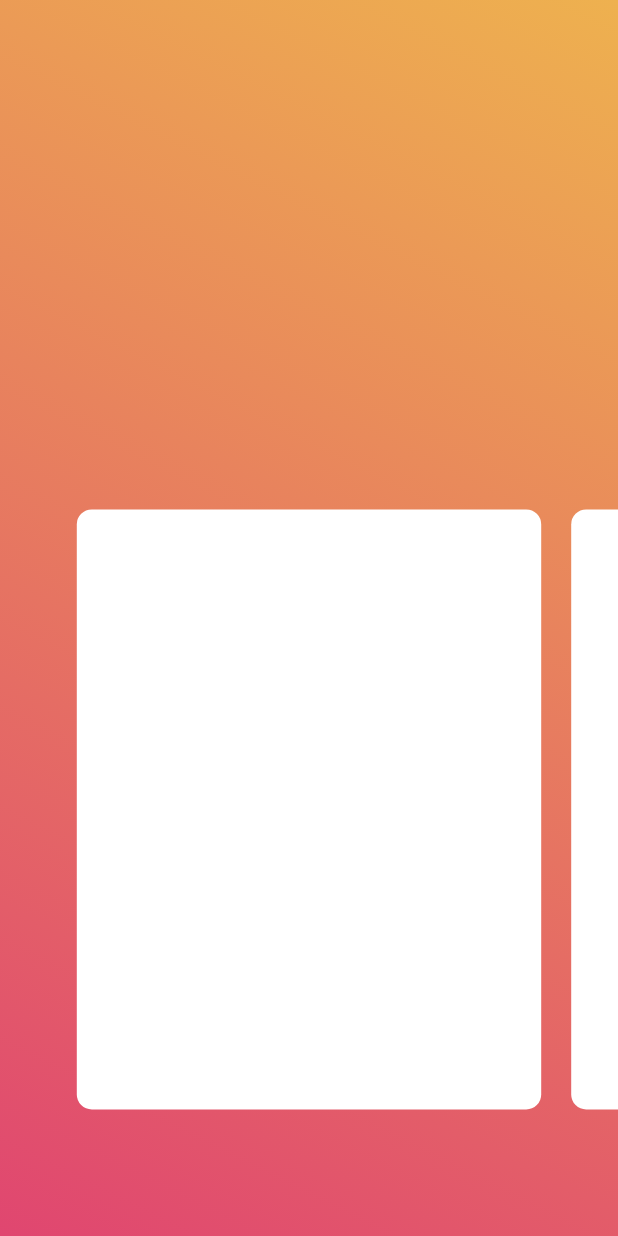
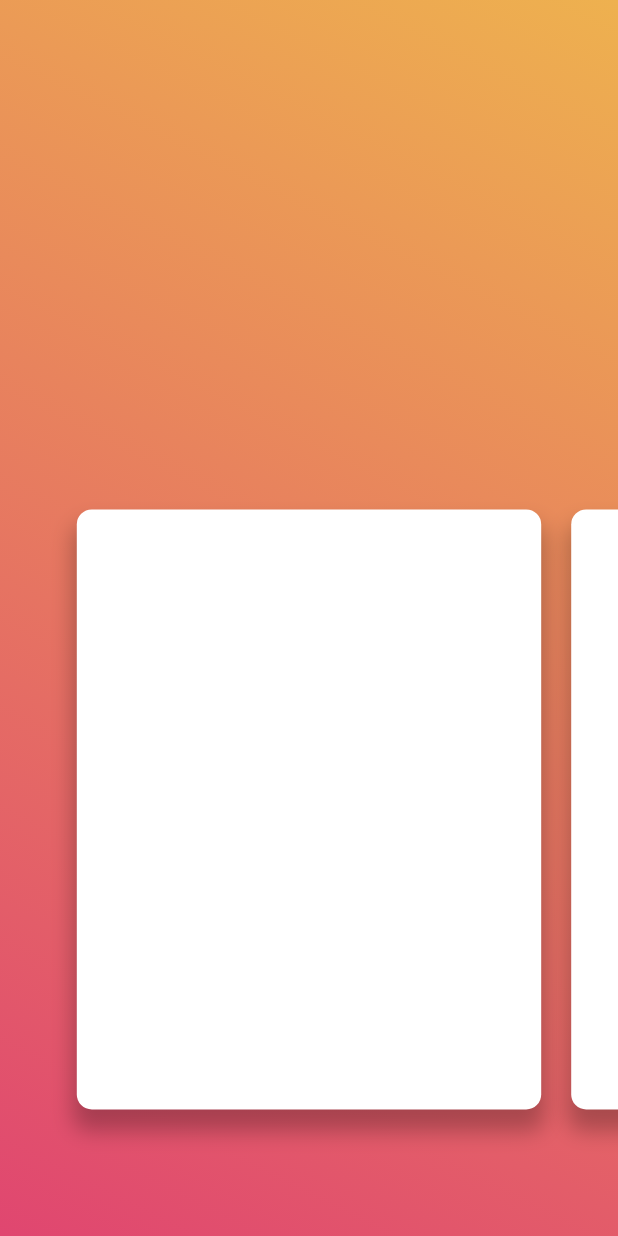
Before and after one commit to sartorinahuel/todo_ui, a Flutter app: the screen it shows after launch, on a phone screen of 412 x 824 dp. Run offline on Flutter 3.47's test engine with Material 2 defaults, Android fonts, the phone set to English and light mode, and no system bars.

Commit message:
curve anim - shadows - refactor

```diff
--- a/lib/main.dart
+++ b/lib/main.dart
@@ -1,5 +1,5 @@
 import 'package:flutter/material.dart';
-import 'package:todo_ui/ui/pages/home.dart';
+import 'package:todo_ui/ui/pages/home/home.dart';
 
 void main() {
   WidgetsFlutterBinding.ensureInitialized();
--- a/lib/ui/pages/home.dart
+++ /dev/null
@@ -1,238 +0,0 @@
-import 'package:flutter/material.dart';
-import 'package:todo_ui/domain/models/projects.dart';
-import 'package:todo_ui/domain/repositories/projects_repository.dart';
-
-import 'package:todo_ui/ui/widgets/custom_gradient_bacground.dart';
-
-class HomePage extends StatefulWidget {
-  const HomePage({Key? key}) : super(key: key);
-
-  @override
-  State<HomePage> createState() => _HomePageState();
-}
-
-class _HomePageState extends State<HomePage> with SingleTickerProviderStateMixin {
-  late AnimationController _homeAnimationController;
-  late CustomBackgroundController _backgroundController;
-
-  @override
-  void initState() {
-    _backgroundController = CustomBackgroundController();
-    _homeAnimationController = AnimationController(
-      duration: const Duration(milliseconds: 300),
-      vsync: this,
-    );
-    super.initState();
-  }
-
-  @override
-  Widget build(BuildContext context) {
-    final Size size = MediaQuery.of(context).size;
-    return Scaffold(
-      body: AnimatedBuilder(
-        animation: _homeAnimationController,
-        builder: (context, snapshot) {
-          final height = 420 + (size.height - 420) * _homeAnimationController.value;
-          return Stack(
-            children: [
-              CustomGradientBackground(
-                controller: _backgroundController,
-                colors: const [
-                  [Color(0xFFE04670), Color(0xFFEEB14F)],
-                  [Color(0xFF4A55DE), Color(0xFF60ADE6)],
-                  [Color(0xFF2B4723), Color(0xFF20DB5A)],
-                  [Color(0xFF3D3D3D), Color(0xFFB1B1B1)],
-                ],
-              ),
-              SizedBox(
-                height: size.height,
-                width: size.width,
-                child: Column(
-                  children: [
-                    // const SizedBox(height: 400),
-                  ],
-                ),
-              ),
-              Positioned(
-                // bottom: 50 * (1 - _homeAnimationController.value),
-                child: SizedBox(
-                  height: size.height,
-                  width: size.width,
-                  child: StreamBuilder<List<Project>>(
-                      stream: projectsRepo.projectsStream,
-                      builder: (context, snapshot) {
-                        if (snapshot.hasData) {
-                          final projects = snapshot.data;
-                          return PageView(
-                              scrollDirection: Axis.horizontal,
-                              controller: PageController(viewportFraction: 0.8 + (0.2 * _homeAnimationController.value)),
-                              onPageChanged: (index) => _backgroundController.changeIndex(index),
-                              physics: const BouncingScrollPhysics(),
-                              children: [
-                                ProjectCard(
-                                  pageIndex: 0,
-                                  homeAnimationController: _homeAnimationController,
-                                ),
-                                ProjectCard(
-                                  pageIndex: 1,
-                                  homeAnimationController: _homeAnimationController,
-                                ),
-                                ProjectCard(
-                                  pageIndex: 2,
-                                  homeAnimationController: _homeAnimationController,
-                                ),
-                                ProjectCard(
-                                  pageIndex: 3,
-                                  homeAnimationController: _homeAnimationController,
-                                ),
-                              ]);
-                        } else {
-                          projectsRepo.initialize();
-                          return const Center(child: CircularProgressIndicator());
-                        }
-                      }),
-                ),
-              ),
-            ],
-          );
-        },
-      ),
-    );
-  }
-}
-
-class ProjectCard extends StatefulWidget {
-  final AnimationController homeAnimationController;
-  final int pageIndex;
-
-  const ProjectCard({
-    Key? key,
-    required this.homeAnimationController,
-    required this.pageIndex,
-  }) : super(key: key);
-
-  @override
-  State<ProjectCard> createState() => _ProjectCardState();
-}
-
-class _ProjectCardState extends State<ProjectCard> with SingleTickerProviderStateMixin {
-  late AnimationController _cardAnimController;
-
-  @override
-  void initState() {
-    _cardAnimController = AnimationController(
-      duration: const Duration(milliseconds: 300),
-      vsync: this,
-    );
-    super.initState();
-  }
-
-  @override
-  Widget build(BuildContext context) {
-    final Size size = MediaQuery.of(context).size;
-    double margin = 10 * (1 - _cardAnimController.value);
-    return GestureDetector(
-      onVerticalDragStart: (details) {
-        if (widget.homeAnimationController.value == 0) {
-          widget.homeAnimationController.forward();
-          _cardAnimController.forward();
-        } else {
-          widget.homeAnimationController.reverse();
-          _cardAnimController.reverse();
-        }
-      },
-      onTap: () {
-        if (widget.homeAnimationController.value == 0) {
-          widget.homeAnimationController.forward();
-          _cardAnimController.forward();
-        }
-      },
-      child: Column(
-        children: [
-          SizedBox(
-            height: (size.height * 0.4) * (1 - _cardAnimController.value),
-          ),
-          Container(
-            width: size.width * 0.8 - (margin * 2) + (size.width * 0.2) * _cardAnimController.value,
-            height: 400 + (size.height - 400) * _cardAnimController.value,
-            margin: EdgeInsets.all(margin),
-            decoration: BoxDecoration(
-              color: Colors.white,
-              borderRadius: BorderRadius.circular(10),
-            ),
-          ),
-        ],
-      ),
-    );
-  }
-}
-
-class AnimatedCard extends AnimatedWidget {
-  final AnimationController homeAnimationController;
-  final int pageIndex;
-
-  const AnimatedCard({
-    Key? key,
-    required this.homeAnimationController,
-    required this.pageIndex,
-  }) : super(key: key, listenable: homeAnimationController);
-
-  Animation<double> get _progress => listenable as Animation<double>;
-
-  @override
-  Widget build(BuildContext context) {
-    return GestureDetector(
-      onVerticalDragStart: (details) {
-        if (homeAnimationController.value == 0) {
-          homeAnimationController.forward();
-        } else {
-          homeAnimationController.reverse();
-        }
-      },
-      onTap: () {
-        if (homeAnimationController.value == 0) {
-          homeAnimationController.forward();
-        }
-      },
-      child: Column(
-        children: [
-          SizedBox(
-            height: 100,
-          ),
-          Container(
-            height: 100,
-            width: 100,
-            margin: EdgeInsets.all(10),
-            decoration: BoxDecoration(
-              color: Colors.white,
-              borderRadius: BorderRadius.circular(10),
-            ),
-            child: const Text(''),
-          ),
-        ],
-      ),
-    );
-  }
-}
-
-// class _AnimatedCardState extends State<AnimatedCard> with SingleTickerProviderStateMixin {
-//   late Tween _tween;
-
-//   @override
-//   void initState() {
-//     super.initState();
-//     _tween = Tween<int>(begin: 0, end: 100);
-//   }
-
-//   @override
-//   Widget build(BuildContext context) {
-//     final Size size = MediaQuery.of(context).size;
-//     double height = 400 + (size.height - 400) * _tween.;
-//     double margin = 10 * (1 - cardAnimationController.value);
-//     double width = size.width * 0.8 - (margin * 2) + (size.width * 0.2) * cardAnimationController.value;
-
-//     print('$height - $width - $margin');
-//     print('${size.height} - ${size.width}');
-
-//   }
-// }
--- /dev/null
+++ b/lib/ui/pages/home/home.dart
@@ -0,0 +1,89 @@
+import 'package:flutter/material.dart';
+import 'package:todo_ui/domain/models/projects.dart';
+import 'package:todo_ui/domain/repositories/projects_repository.dart';
+
+import 'package:todo_ui/ui/widgets/custom_gradient_bacground.dart';
+
+import 'widgets/project_card.dart';
+
+class HomePage extends StatefulWidget {
+  const HomePage({Key? key}) : super(key: key);
+
+  @override
+  State<HomePage> createState() => _HomePageState();
+}
+
+class _HomePageState extends State<HomePage> with SingleTickerProviderStateMixin {
+  late AnimationController _homeAnimationController;
+  late CustomBackgroundController _backgroundController;
+
+  @override
+  void initState() {
+    _backgroundController = CustomBackgroundController();
+    _homeAnimationController = AnimationController(
+      duration: const Duration(milliseconds: 300),
+      vsync: this,
+    );
+    super.initState();
+  }
+
+  @override
+  Widget build(BuildContext context) {
+    final Size size = MediaQuery.of(context).size;
+    return Scaffold(
+      body: AnimatedBuilder(
+        animation: _homeAnimationController,
+        builder: (context, snapshot) {
+          return Stack(
+            children: [
+              CustomGradientBackground(
+                controller: _backgroundController,
+                colors: const [
+                  [Color(0xFFE04670), Color(0xFFEEB14F)],
+                  [Color(0xFF4A55DE), Color(0xFF60ADE6)],
+                  [Color(0xFF2B4723), Color(0xFF20DB5A)],
+                  [Color(0xFF3D3D3D), Color(0xFFB1B1B1)],
+                ],
+              ),
+              SizedBox(
+                height: size.height,
+                width: size.width,
+                child: Column(
+                  children: [
+                    // const SizedBox(height: 400),
+                  ],
+                ),
+              ),
+              SizedBox(
+                height: size.height,
+                width: size.width,
+                child: StreamBuilder<List<Project>>(
+                    stream: projectsRepo.projectsStream,
+                    builder: (context, snapshot) {
+                      if (snapshot.hasData) {
+                        return PageView(
+                            scrollDirection: Axis.horizontal,
+                            controller: PageController(viewportFraction: 0.8 + (0.2 * _homeAnimationController.value)),
+                            onPageChanged: (index) => _backgroundController.changeIndex(index),
+                            physics: _homeAnimationController.value == 0
+                                ? const BouncingScrollPhysics()
+                                : const NeverScrollableScrollPhysics(),
+                            children: [
+                              ProjectCard(homeAnimationController: _homeAnimationController),
+                              ProjectCard(homeAnimationController: _homeAnimationController),
+                              ProjectCard(homeAnimationController: _homeAnimationController),
+                              ProjectCard(homeAnimationController: _homeAnimationController),
+                            ]);
+                      } else {
+                        projectsRepo.initialize();
+                        return const Center(child: CircularProgressIndicator());
+                      }
+                    }),
+              ),
+            ],
+          );
+        },
+      ),
+    );
+  }
+}
--- /dev/null
+++ b/lib/ui/pages/home/widgets/project_card.dart
@@ -0,0 +1,80 @@
+import 'package:flutter/material.dart';
+
+class ProjectCard extends StatefulWidget {
+  final AnimationController homeAnimationController;
+
+  const ProjectCard({
+    Key? key,
+    required this.homeAnimationController,
+  }) : super(key: key);
+
+  @override
+  State<ProjectCard> createState() => _ProjectCardState();
+}
+
+class _ProjectCardState extends State<ProjectCard> with SingleTickerProviderStateMixin {
+  late AnimationController _cardAnimController;
+  late Animation<double> _easeAnimation;
+
+  @override
+  void initState() {
+    _cardAnimController = AnimationController(
+      duration: const Duration(milliseconds: 300),
+      vsync: this,
+    );
+    _easeAnimation = Tween(begin: 0.0, end: 1.0).animate(
+      CurvedAnimation(
+        parent: _cardAnimController,
+        curve: Curves.easeInCubic,
+      ),
+    );
+    super.initState();
+  }
+
+  @override
+  Widget build(BuildContext context) {
+    final Size size = MediaQuery.of(context).size;
+    double margin = 10 * (1 - _easeAnimation.value);
+    return GestureDetector(
+      onVerticalDragStart: (details) {
+        if (widget.homeAnimationController.value == 0) {
+          widget.homeAnimationController.forward();
+          _cardAnimController.forward();
+        } else {
+          widget.homeAnimationController.reverse();
+          _cardAnimController.reverse();
+        }
+      },
+      onTap: () {
+        if (widget.homeAnimationController.value == 0) {
+          widget.homeAnimationController.forward();
+          _cardAnimController.forward();
+        }
+      },
+      child: Column(
+        children: [
+          SizedBox(
+            height: (size.height * 0.4) * (1 - _easeAnimation.value),
+          ),
+          Container(
+            width: size.width * 0.8 - (margin * 2) + (size.width * 0.2) * _easeAnimation.value,
+            height: 400 + (size.height - 400) * _easeAnimation.value,
+            margin: EdgeInsets.all(margin),
+            decoration: BoxDecoration(
+              color: Colors.white,
+              borderRadius: BorderRadius.circular(10),
+              boxShadow: const [
+                BoxShadow(
+                  color: Colors.black26,
+                  blurRadius: 12,
+                  spreadRadius: 2,
+                  offset: Offset(0, 12),
+                ),
+              ],
+            ),
+          ),
+        ],
+      ),
+    );
+  }
+}
```
